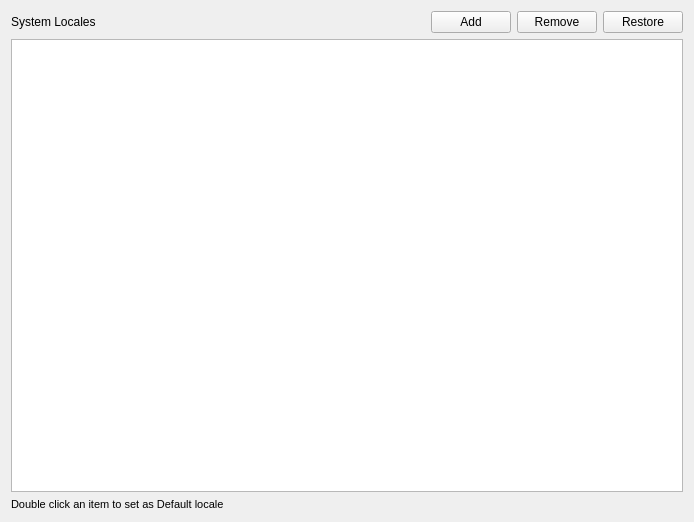
Above: src/manjaro-settings-manager/pages/PageLanguage.ui from manjaro/manjaro-settings-manager before the change. Below: the same form after it.
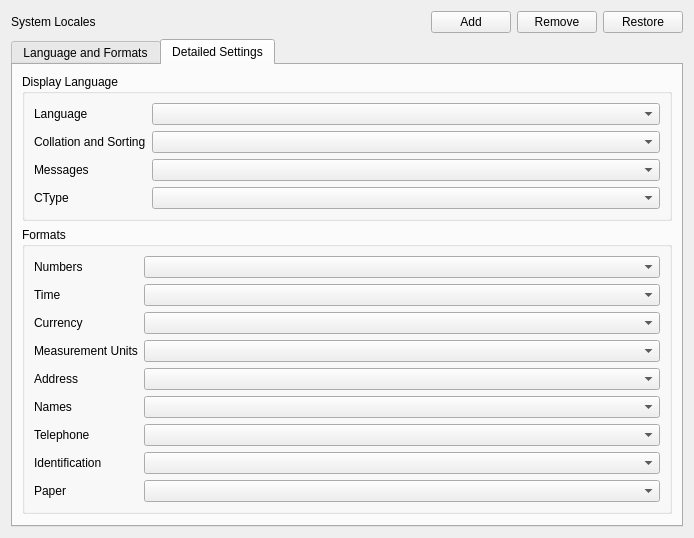
That is the form after the change. The open tabs and pages were chosen to show the change.

Commit message: [Language Page] Add possibility to modify display language and formats Add a second tab where you can change the locale settings individually.

```diff
--- a/src/manjaro-settings-manager/pages/PageLanguage.ui
+++ b/src/manjaro-settings-manager/pages/PageLanguage.ui
@@ -13,7 +13,7 @@
   <property name="windowTitle">
    <string notr="true"/>
   </property>
-  <layout class="QVBoxLayout" name="verticalLayout">
+  <layout class="QVBoxLayout" name="verticalLayout_2">
    <item>
     <layout class="QHBoxLayout" name="horizontalLayout">
      <item>
@@ -60,25 +60,222 @@
     </layout>
    </item>
    <item>
-    <widget class="QListView" name="localeListView">
-     <property name="mouseTracking">
-      <bool>true</bool>
+    <widget class="QTabWidget" name="languageTabWidget">
+     <property name="currentIndex">
+      <number>0</number>
      </property>
-     <property name="selectionBehavior">
-      <enum>QAbstractItemView::SelectRows</enum>
-     </property>
-    </widget>
-   </item>
-   <item>
-    <widget class="QLabel" name="label_2">
-     <property name="font">
-      <font>
-       <pointsize>8</pointsize>
-      </font>
-     </property>
-     <property name="text">
-      <string>Double click an item to set as Default locale</string>
-     </property>
+     <widget class="QWidget" name="localeBasicTab">
+      <attribute name="title">
+       <string>Language and Formats</string>
+      </attribute>
+      <layout class="QVBoxLayout" name="verticalLayout">
+       <item>
+        <widget class="QListView" name="localeListView">
+         <property name="mouseTracking">
+          <bool>true</bool>
+         </property>
+         <property name="contextMenuPolicy">
+          <enum>Qt::CustomContextMenu</enum>
+         </property>
+         <property name="selectionBehavior">
+          <enum>QAbstractItemView::SelectRows</enum>
+         </property>
+        </widget>
+       </item>
+      </layout>
+     </widget>
+     <widget class="QWidget" name="localeAdvancedTab">
+      <attribute name="title">
+       <string>Detailed Settings</string>
+      </attribute>
+      <layout class="QVBoxLayout" name="verticalLayout_3">
+       <property name="leftMargin">
+        <number>9</number>
+       </property>
+       <property name="rightMargin">
+        <number>9</number>
+       </property>
+       <item>
+        <widget class="QGroupBox" name="displayLanguageGroupBox">
+         <property name="title">
+          <string>Display Language</string>
+         </property>
+         <property name="checkable">
+          <bool>false</bool>
+         </property>
+         <property name="checked">
+          <bool>false</bool>
+         </property>
+         <layout class="QFormLayout" name="formLayout_2">
+          <property name="fieldGrowthPolicy">
+           <enum>QFormLayout::AllNonFixedFieldsGrow</enum>
+          </property>
+          <item row="0" column="0">
+           <widget class="QLabel" name="langLabel">
+            <property name="text">
+             <string>Language</string>
+            </property>
+           </widget>
+          </item>
+          <item row="0" column="1">
+           <widget class="QComboBox" name="langComboBox"/>
+          </item>
+          <item row="1" column="0">
+           <widget class="QLabel" name="collateLabel">
+            <property name="text">
+             <string>Collation and Sorting</string>
+            </property>
+           </widget>
+          </item>
+          <item row="1" column="1">
+           <widget class="QComboBox" name="collateComboBox"/>
+          </item>
+          <item row="2" column="0">
+           <widget class="QLabel" name="messagesLabel">
+            <property name="text">
+             <string>Messages</string>
+            </property>
+           </widget>
+          </item>
+          <item row="2" column="1">
+           <widget class="QComboBox" name="messagesComboBox"/>
+          </item>
+          <item row="3" column="0">
+           <widget class="QLabel" name="ctypeLabel">
+            <property name="text">
+             <string>CType</string>
+            </property>
+           </widget>
+          </item>
+          <item row="3" column="1">
+           <widget class="QComboBox" name="ctypeComboBox"/>
+          </item>
+         </layout>
+        </widget>
+       </item>
+       <item>
+        <widget class="QGroupBox" name="formatsGroupBox">
+         <property name="title">
+          <string>Formats</string>
+         </property>
+         <property name="checkable">
+          <bool>false</bool>
+         </property>
+         <property name="checked">
+          <bool>false</bool>
+         </property>
+         <layout class="QFormLayout" name="formLayout">
+          <property name="fieldGrowthPolicy">
+           <enum>QFormLayout::AllNonFixedFieldsGrow</enum>
+          </property>
+          <item row="0" column="0">
+           <widget class="QLabel" name="numericLabel">
+            <property name="text">
+             <string>Numbers</string>
+            </property>
+           </widget>
+          </item>
+          <item row="0" column="1">
+           <widget class="QComboBox" name="numericComboBox"/>
+          </item>
+          <item row="1" column="0">
+           <widget class="QLabel" name="timeLabel">
+            <property name="text">
+             <string>Time</string>
+            </property>
+           </widget>
+          </item>
+          <item row="1" column="1">
+           <widget class="QComboBox" name="timeComboBox"/>
+          </item>
+          <item row="2" column="0">
+           <widget class="QLabel" name="monetaryLabel">
+            <property name="text">
+             <string>Currency</string>
+            </property>
+           </widget>
+          </item>
+          <item row="2" column="1">
+           <widget class="QComboBox" name="monetaryComboBox"/>
+          </item>
+          <item row="3" column="0">
+           <widget class="QLabel" name="measurementLabel">
+            <property name="text">
+             <string>Measurement Units</string>
+            </property>
+           </widget>
+          </item>
+          <item row="3" column="1">
+           <widget class="QComboBox" name="measurementComboBox"/>
+          </item>
+          <item row="4" column="0">
+           <widget class="QLabel" name="addressLabel">
+            <property name="text">
+             <string>Address</string>
+            </property>
+           </widget>
+          </item>
+          <item row="4" column="1">
+           <widget class="QComboBox" name="addressComboBox"/>
+          </item>
+          <item row="5" column="0">
+           <widget class="QLabel" name="nameLabel">
+            <property name="text">
+             <string>Names</string>
+            </property>
+           </widget>
+          </item>
+          <item row="5" column="1">
+           <widget class="QComboBox" name="nameComboBox"/>
+          </item>
+          <item row="6" column="0">
+           <widget class="QLabel" name="telephoneLabel">
+            <property name="text">
+             <string>Telephone</string>
+            </property>
+           </widget>
+          </item>
+          <item row="6" column="1">
+           <widget class="QComboBox" name="telephoneComboBox"/>
+          </item>
+          <item row="7" column="0">
+           <widget class="QLabel" name="identificationLabel">
+            <property name="text">
+             <string>Identification</string>
+            </property>
+           </widget>
+          </item>
+          <item row="7" column="1">
+           <widget class="QComboBox" name="identificationComboBox"/>
+          </item>
+          <item row="8" column="0">
+           <widget class="QLabel" name="paperLabel">
+            <property name="text">
+             <string>Paper</string>
+            </property>
+           </widget>
+          </item>
+          <item row="8" column="1">
+           <widget class="QComboBox" name="paperComboBox"/>
+          </item>
+         </layout>
+        </widget>
+       </item>
+       <item>
+        <spacer name="verticalSpacer">
+         <property name="orientation">
+          <enum>Qt::Vertical</enum>
+         </property>
+         <property name="sizeHint" stdset="0">
+          <size>
+           <width>20</width>
+           <height>40</height>
+          </size>
+         </property>
+        </spacer>
+       </item>
+      </layout>
+     </widget>
     </widget>
    </item>
   </layout>
```
The commit also changes 5 other files.
